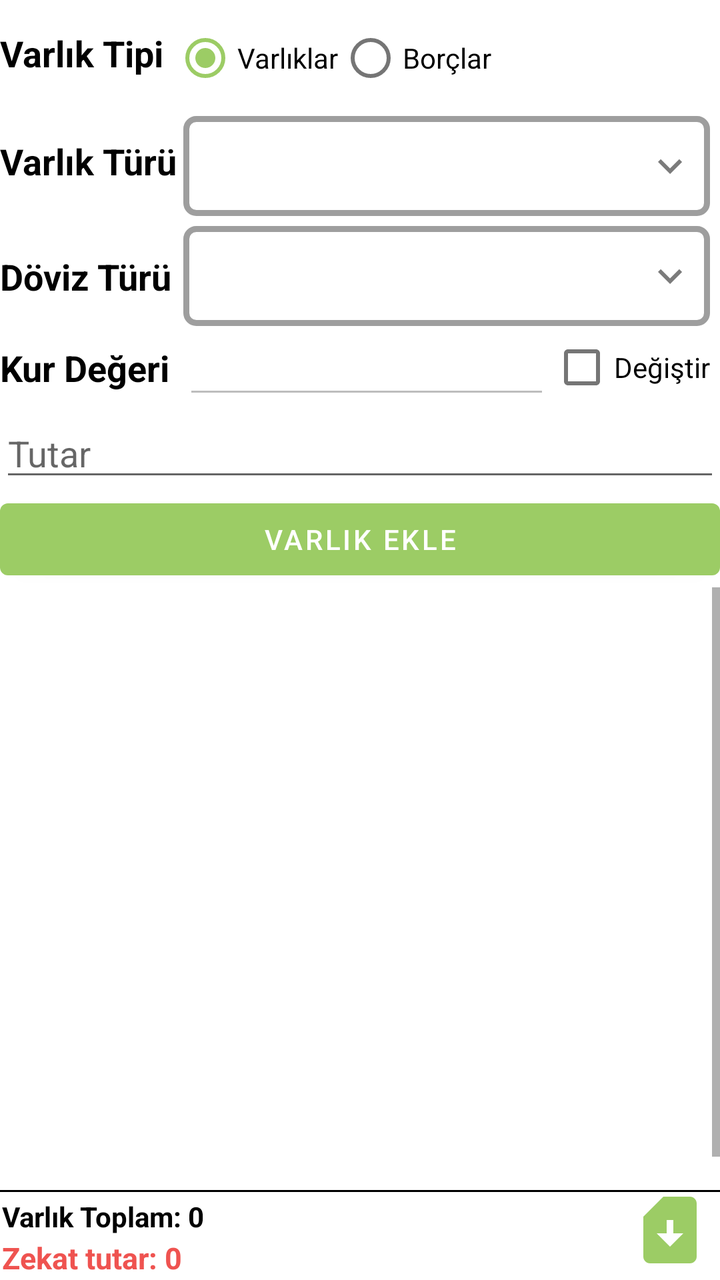
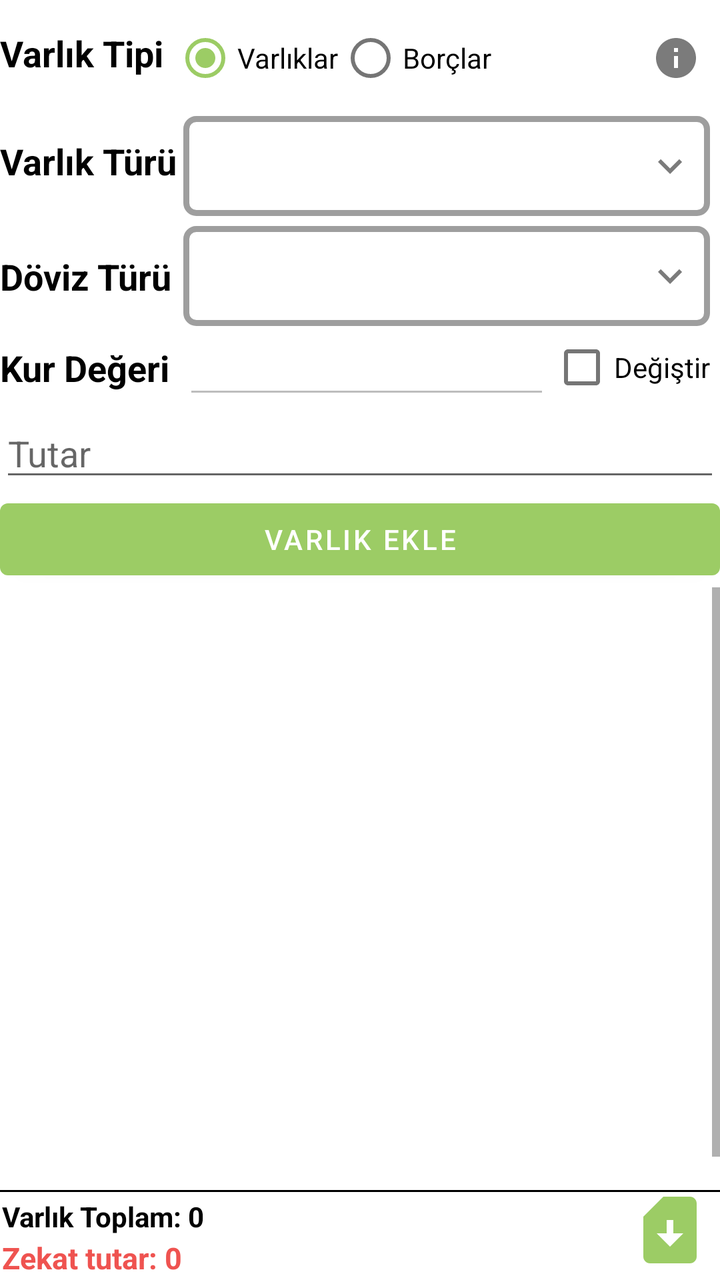

The first picture is an Android layout as it rendered before a commit; the second is the same layout after the commit. The layout source and the unified diff follow.
<!-- AndroidManifest.xml: application theme Theme.Yolcu -->
<!-- res/layout/fragment_zekat_hesapla.xml -->
<?xml version="1.0" encoding="utf-8"?>
<androidx.constraintlayout.widget.ConstraintLayout xmlns:android="http://schemas.android.com/apk/res/android"
    xmlns:app="http://schemas.android.com/apk/res-auto"
    android:layout_width="match_parent"
    android:layout_height="match_parent"
    android:layout_margin="5dp">


    
    <TextView
        android:id="@+id/radioGroupLabel"
        android:layout_width="wrap_content"
        android:layout_height="wrap_content"
        android:text="Varlık Tipi"
        android:textSize="18sp"
        android:textStyle="bold"
        app:layout_constraintBottom_toBottomOf="@+id/radioGroupVarlikTipi"
        app:layout_constraintStart_toStartOf="parent"
        app:layout_constraintTop_toTopOf="parent" />

    <RadioGroup
        android:id="@+id/radioGroupVarlikTipi"
        android:layout_width="0dp"
        android:layout_height="wrap_content"
        android:orientation="horizontal"
        android:layout_margin="5dp"

        app:layout_constraintTop_toTopOf="parent"
        app:layout_constraintStart_toEndOf="@id/radioGroupLabel"
        app:layout_constraintEnd_toEndOf="parent">

        <RadioButton
            android:id="@+id/radioButtonVarliklar"
            android:layout_width="wrap_content"
            android:layout_height="wrap_content"
            android:text="Varlıklar"
            android:checked="true" />

        <RadioButton
            android:id="@+id/radioButtonBorclar"
            android:layout_width="wrap_content"
            android:layout_height="wrap_content"
            android:text="Borçlar" />
    </RadioGroup>

    <TextView
        android:id="@+id/spinnerIconLabel"
        android:layout_width="wrap_content"
        android:layout_height="wrap_content"
        android:text="Varlık Türü"
        android:textSize="18sp"
        android:textStyle="bold"
        app:layout_constraintBottom_toBottomOf="@+id/spinnerVarlikTuru"
        app:layout_constraintStart_toStartOf="parent"
        app:layout_constraintTop_toBottomOf="@+id/radioGroupVarlikTipi" />

    <ImageView
        android:id="@+id/spinnerIcon"
        android:layout_width="wrap_content"
        android:layout_height="wrap_content"
        android:contentDescription="Dropdown icon"
        android:padding="8dp"
        android:src="@drawable/baseline_keyboard_arrow_down_24"
        app:layout_constraintBottom_toBottomOf="@+id/spinnerVarlikTuru"
        app:layout_constraintEnd_toEndOf="@+id/spinnerVarlikTuru"
        app:layout_constraintTop_toTopOf="@+id/spinnerVarlikTuru" />

    <Spinner
        android:id="@+id/spinnerVarlikTuru"
        android:layout_width="0dp"
        android:layout_height="50dp"
        android:layout_margin="5dp"
        android:background="@drawable/spinner_background"
        android:popupBackground="@color/white"
        android:spinnerMode="dropdown"
        android:textColor="@color/black"
        app:layout_constraintEnd_toEndOf="parent"
        app:layout_constraintStart_toStartOf="@+id/radioGroupVarlikTipi"
        app:layout_constraintTop_toBottomOf="@id/radioGroupVarlikTipi" />

    <TextView
        android:id="@+id/spinnerAltTuruLabel"
        android:layout_width="wrap_content"
        android:layout_height="wrap_content"
        android:text="Döviz Türü"
        android:textSize="18sp"
        android:textStyle="bold"
        android:visibility="visible"
        app:layout_constraintBottom_toBottomOf="@+id/spinnerAltTuru"
        app:layout_constraintStart_toStartOf="parent"
        app:layout_constraintTop_toTopOf="@+id/spinnerAltTuru" />

    <ImageView
        android:id="@+id/spinnerAltIcon"
        android:layout_width="wrap_content"
        android:layout_height="wrap_content"
        android:contentDescription="Dropdown icon"
        android:padding="8dp"
        android:src="@drawable/baseline_keyboard_arrow_down_24"
        app:layout_constraintBottom_toBottomOf="@+id/spinnerAltTuru"
        app:layout_constraintEnd_toEndOf="@+id/spinnerAltTuru"
        app:layout_constraintTop_toTopOf="@+id/spinnerAltTuru" />
    <Spinner
        android:id="@+id/spinnerAltTuru"
        android:layout_width="0dp"
        android:layout_height="50dp"
        android:layout_marginTop="5dp"
        android:background="@drawable/spinner_background"
        android:popupBackground="@color/white"
        android:spinnerMode="dropdown"
        android:textColor="@color/black"
        android:visibility="visible"
        app:layout_constraintEnd_toEndOf="@+id/spinnerIcon"
        app:layout_constraintStart_toStartOf="@+id/spinnerVarlikTuru"
        app:layout_constraintTop_toBottomOf="@+id/spinnerVarlikTuru" />

    <TextView
        android:id="@+id/kurBilgileriTutarLabel"
        android:layout_width="wrap_content"
        android:layout_height="wrap_content"
        android:text="Kur Değeri"
        android:textSize="18sp"
        android:textStyle="bold"
        android:visibility="visible"
        app:layout_constraintBottom_toBottomOf="@+id/kurBilgileriTutar"
        app:layout_constraintStart_toStartOf="parent"
        app:layout_constraintTop_toTopOf="@+id/kurBilgileriTutar" />

    <EditText
        android:id="@+id/kurBilgileriTutar"
        android:layout_width="0dp"
        android:layout_height="wrap_content"
        android:enabled="false"
        android:inputType="numberDecimal"
        android:maxLength="10"
        app:layout_constraintEnd_toStartOf="@+id/kurBilgileriDegistirCheckBox"
        app:layout_constraintStart_toStartOf="@+id/spinnerVarlikTuru"
        app:layout_constraintTop_toBottomOf="@id/spinnerAltTuru" />

    <CheckBox
        android:id="@+id/kurBilgileriDegistirCheckBox"
        android:layout_width="wrap_content"
        android:layout_height="wrap_content"
        android:text="Değiştir"
        app:layout_constraintBottom_toBottomOf="@+id/kurBilgileriTutar"
        app:layout_constraintEnd_toEndOf="@+id/spinnerIcon"
        app:layout_constraintTop_toTopOf="@+id/kurBilgileriTutar" />
    <EditText
        android:id="@+id/editTextTutar"
        android:layout_width="match_parent"
        android:layout_height="wrap_content"
        android:hint="Tutar"
        android:inputType="numberDecimal"
        android:maxLength="14"
        app:layout_constraintEnd_toEndOf="parent"
        app:layout_constraintStart_toStartOf="parent"
        app:layout_constraintTop_toBottomOf="@id/kurBilgileriTutar" />

    <Button
        android:id="@+id/buttonVarlikEkle"
        android:layout_width="match_parent"
        android:layout_height="wrap_content"
        android:text="Varlık Ekle"
        app:layout_constraintEnd_toEndOf="parent"
        app:layout_constraintStart_toStartOf="parent"
        app:layout_constraintTop_toBottomOf="@id/editTextTutar" />

    <ScrollView
        android:id="@+id/listViewContainer"
        android:layout_width="match_parent"
        android:layout_height="0dp"
        android:layout_weight="1"
        android:fillViewport="true"
        app:layout_constraintBottom_toTopOf="@+id/toplamVarlik"
        app:layout_constraintEnd_toEndOf="parent"
        app:layout_constraintStart_toStartOf="parent"
        app:layout_constraintTop_toBottomOf="@id/buttonVarlikEkle">

        <ListView
            android:id="@+id/listViewVarliklar"
            android:layout_width="match_parent"
            android:layout_height="wrap_content"
            android:layout_marginTop="16dp" />

    </ScrollView>

    <View
        android:id="@+id/horizantalLine"
        android:layout_width="match_parent"
        android:layout_height="1dp"
        android:background="@color/lineColor"
        app:layout_constraintTop_toTopOf="@id/buttonPaylas"
        app:layout_constraintEnd_toEndOf="parent"
        app:layout_constraintStart_toStartOf="parent" />

    <TextView
        android:id="@+id/toplamVarlik"
        android:layout_width="0dp"
        android:layout_height="wrap_content"
        android:layout_margin="1dp"
        android:paddingTop="5dp"
        android:text="Varlık Toplam: 0"
        android:textSize="14sp"
        android:textStyle="bold"
        app:layout_constraintBottom_toTopOf="@id/textViewZekatSonuc"
        app:layout_constraintStart_toStartOf="parent"
        app:layout_constraintEnd_toStartOf="@id/buttonPaylas"/>


    <TextView
        android:id="@+id/textViewZekatSonuc"
        android:layout_width="0dp"
        android:layout_height="wrap_content"
        android:layout_margin="1dp"
        android:text="Zekat tutar: 0"
        android:textColor="@color/redAlertColor"
        android:textSize="15sp"
        android:textStyle="bold"
        android:visibility="visible"
        app:layout_constraintBottom_toBottomOf="parent"
        app:layout_constraintEnd_toEndOf="parent"
        app:layout_constraintStart_toStartOf="parent"
        app:layout_constraintEnd_toStartOf="@id/buttonPaylas"/>

    <ImageButton
        android:id="@+id/buttonPaylas"
        android:layout_width="40dp"
        android:layout_height="40dp"
        android:layout_margin="5dp"
        android:background="@null"
        android:contentDescription="exportimage"
        android:scaleType="centerCrop"
        android:src="@drawable/baseline_sim_card_download_24"
        app:layout_constraintBottom_toBottomOf="parent"
        app:layout_constraintEnd_toEndOf="parent" />

</androidx.constraintlayout.widget.ConstraintLayout>
<!-- resources referenced by this layout -->
<resources>
  <color name="black">#FF000000</color>
  <color name="lineColor">@color/black</color>
  <color name="redAlertColor">#EF5350</color>
  <color name="white">#FFFFFFFF</color>
  <!-- drawable baseline_keyboard_arrow_down_24 (drawable) -->
  <vector xmlns:android="http://schemas.android.com/apk/res/android" android:height="24dp" android:tint="#7B7B7B" android:viewportHeight="24" android:viewportWidth="24" android:width="24dp">
        
      <path android:fillColor="@android:color/white" android:pathData="M7.41,8.59L12,13.17l4.59,-4.58L18,10l-6,6 -6,-6 1.41,-1.41z"/>
      
  </vector>
  <!-- drawable baseline_sim_card_download_24 (drawable) -->
  <vector xmlns:android="http://schemas.android.com/apk/res/android" android:height="24dp" android:tint="#9CCC65" android:viewportHeight="24" android:viewportWidth="24" android:width="24dp">
        
      <path android:fillColor="@android:color/white" android:pathData="M18,2h-8L4,8v12c0,1.1 0.9,2 2,2h12c1.1,0 2,-0.9 2,-2V4C20,2.9 19.1,2 18,2zM12,17l-4,-4h3V9.02L13,9v4h3L12,17z"/>
      
  </vector>
  <!-- drawable spinner_background (drawable) -->
  <?xml version="1.0" encoding="utf-8"?>
  <shape xmlns:android="http://schemas.android.com/apk/res/android">
      <stroke android:width="3dp" android:color="@color/colorGray" />
      <corners android:radius="5dp" />
      <padding android:left="8dp" android:right="8dp" />
  </shape>
  <style name="Theme.Yolcu" parent="Theme.MaterialComponents.DayNight.DarkActionBar">
          
          <item name="colorPrimary">#9CCC65</item>
          <item name="colorPrimaryVariant">#43A047</item>
          <item name="colorOnPrimary">@color/white</item>
          
          <item name="colorSecondary">#9CCC65</item>
          <item name="colorSecondaryVariant">@color/teal_700</item>
          <item name="colorOnSecondary">@color/white</item>
          
          <item name="android:statusBarColor">?attr/colorPrimaryVariant</item>
          
          <item name="actionMenuTextColor">@color/white</item>
          <item name="android:actionMenuTextColor">@color/white</item>
          <item name="android:textColor">@color/black</item>
      </style>
  <color name="colorGray">#9E9E9E</color>
  <color name="teal_700">#FF018786</color>
</resources>

<!-- the commit's change to res/layout/fragment_zekat_hesapla.xml (unified diff, before → after) -->
@@ -1,6 +1,7 @@
 <?xml version="1.0" encoding="utf-8"?>
 <androidx.constraintlayout.widget.ConstraintLayout xmlns:android="http://schemas.android.com/apk/res/android"
     xmlns:app="http://schemas.android.com/apk/res-auto"
+    xmlns:tools="http://schemas.android.com/tools"
     android:layout_width="match_parent"
     android:layout_height="match_parent"
     android:layout_margin="5dp">
@@ -22,19 +23,19 @@
         android:id="@+id/radioGroupVarlikTipi"
         android:layout_width="0dp"
         android:layout_height="wrap_content"
+        android:layout_margin="5dp"
         android:orientation="horizontal"
-        android:layout_margin="5dp"
-
-        app:layout_constraintTop_toTopOf="parent"
+
+        app:layout_constraintEnd_toEndOf="parent"
         app:layout_constraintStart_toEndOf="@id/radioGroupLabel"
-        app:layout_constraintEnd_toEndOf="parent">
+        app:layout_constraintTop_toTopOf="parent">
 
         <RadioButton
             android:id="@+id/radioButtonVarliklar"
             android:layout_width="wrap_content"
             android:layout_height="wrap_content"
-            android:text="Varlıklar"
-            android:checked="true" />
+            android:checked="true"
+            android:text="Varlıklar" />
 
         <RadioButton
             android:id="@+id/radioButtonBorclar"
@@ -43,6 +44,19 @@
             android:text="Borçlar" />
     </RadioGroup>
 
+    <ImageButton
+        android:id="@+id/zekatInfo"
+        android:layout_width="wrap_content"
+        android:layout_height="wrap_content"
+        android:layout_margin="5dp"
+        android:background="@null"
+        android:src="@drawable/baseline_info_24_gray"
+        app:layout_constraintBottom_toBottomOf="@+id/radioGroupVarlikTipi"
+        app:layout_constraintEnd_toEndOf="@+id/radioGroupVarlikTipi"
+        app:layout_constraintTop_toTopOf="@+id/radioGroupVarlikTipi"
+        tools:ignore="ContentDescription" />
+
+
     <TextView
         android:id="@+id/spinnerIconLabel"
         android:layout_width="wrap_content"
@@ -100,6 +114,7 @@
         app:layout_constraintBottom_toBottomOf="@+id/spinnerAltTuru"
         app:layout_constraintEnd_toEndOf="@+id/spinnerAltTuru"
         app:layout_constraintTop_toTopOf="@+id/spinnerAltTuru" />
+
     <Spinner
         android:id="@+id/spinnerAltTuru"
         android:layout_width="0dp"
@@ -145,6 +160,7 @@
         app:layout_constraintBottom_toBottomOf="@+id/kurBilgileriTutar"
         app:layout_constraintEnd_toEndOf="@+id/spinnerIcon"
         app:layout_constraintTop_toTopOf="@+id/kurBilgileriTutar" />
+
     <EditText
         android:id="@+id/editTextTutar"
         android:layout_width="match_parent"
@@ -189,9 +205,9 @@
         android:layout_width="match_parent"
         android:layout_height="1dp"
         android:background="@color/lineColor"
-        app:layout_constraintTop_toTopOf="@id/buttonPaylas"
-        app:layout_constraintEnd_toEndOf="parent"
-        app:layout_constraintStart_toStartOf="parent" />
+        app:layout_constraintEnd_toEndOf="parent"
+        app:layout_constraintStart_toStartOf="parent"
+        app:layout_constraintTop_toTopOf="@id/buttonPaylas" />
 
     <TextView
         android:id="@+id/toplamVarlik"
@@ -203,8 +219,8 @@
         android:textSize="14sp"
         android:textStyle="bold"
         app:layout_constraintBottom_toTopOf="@id/textViewZekatSonuc"
-        app:layout_constraintStart_toStartOf="parent"
-        app:layout_constraintEnd_toStartOf="@id/buttonPaylas"/>
+        app:layout_constraintEnd_toStartOf="@id/buttonPaylas"
+        app:layout_constraintStart_toStartOf="parent" />
 
 
     <TextView
@@ -219,8 +235,8 @@
         android:visibility="visible"
         app:layout_constraintBottom_toBottomOf="parent"
         app:layout_constraintEnd_toEndOf="parent"
-        app:layout_constraintStart_toStartOf="parent"
-        app:layout_constraintEnd_toStartOf="@id/buttonPaylas"/>
+        app:layout_constraintEnd_toStartOf="@id/buttonPaylas"
+        app:layout_constraintStart_toStartOf="parent" />
 
     <ImageButton
         android:id="@+id/buttonPaylas"
<!-- resource entries referenced after the edit -->
@@ -4,6 +4,12 @@
   <color name="lineColor">@color/black</color>
   <color name="redAlertColor">#EF5350</color>
   <color name="white">#FFFFFFFF</color>
+  <!-- drawable baseline_info_24_gray (drawable) -->
+  <vector xmlns:android="http://schemas.android.com/apk/res/android" android:height="24dp" android:tint="#7B7B7B" android:viewportHeight="24" android:viewportWidth="24" android:width="24dp">
+        
+      <path android:fillColor="@android:color/white" android:pathData="M12,2C6.48,2 2,6.48 2,12s4.48,10 10,10 10,-4.48 10,-10S17.52,2 12,2zM13,17h-2v-6h2v6zM13,9h-2L11,7h2v2z"/>
+      
+  </vector>
   <!-- drawable baseline_keyboard_arrow_down_24 (drawable) -->
   <vector xmlns:android="http://schemas.android.com/apk/res/android" android:height="24dp" android:tint="#7B7B7B" android:viewportHeight="24" android:viewportWidth="24" android:width="24dp">
         
